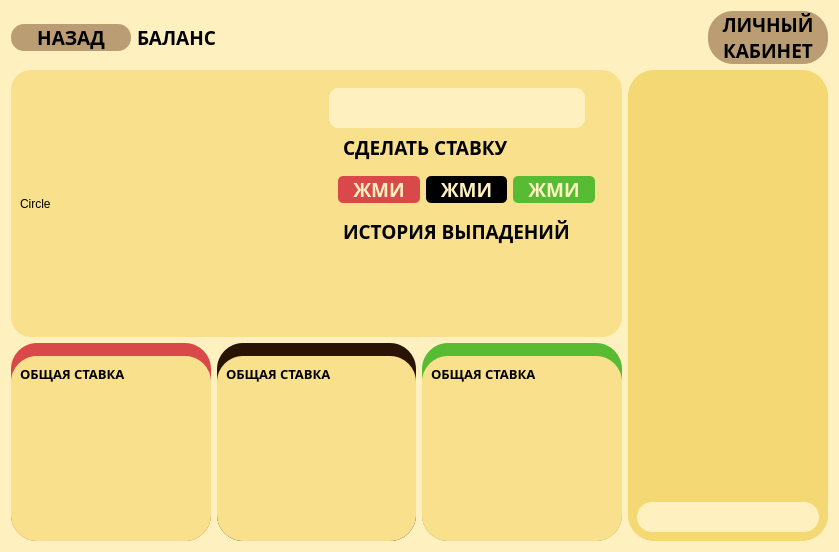
Above: Client/AllUi/Game.ui from de-Beast/OnlineCasino before the change. Below: the same form after it.
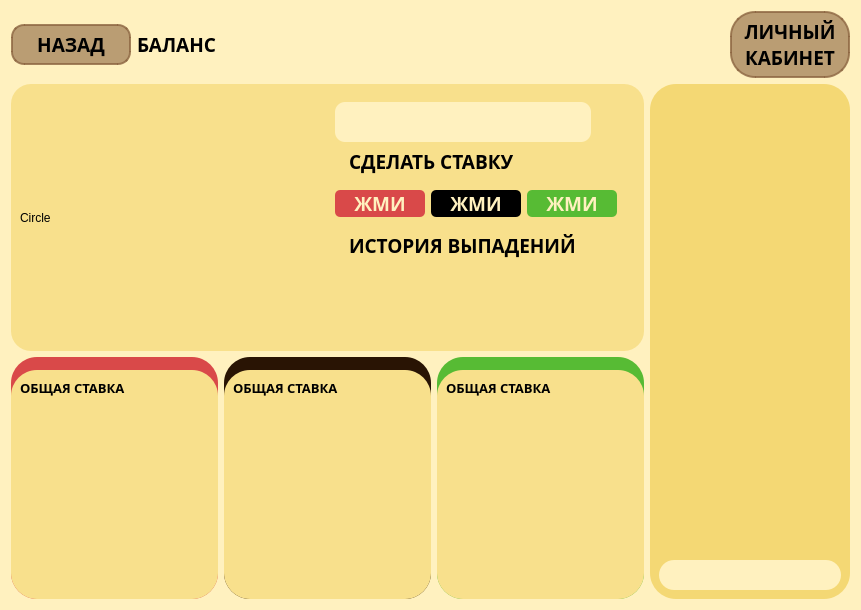
That is the form after the change.

What changed in the file:
```diff
--- a/Client/AllUi/Game.ui
+++ b/Client/AllUi/Game.ui
@@ -6,8 +6,8 @@
    <rect>
     <x>0</x>
     <y>0</y>
-    <width>839</width>
-    <height>552</height>
+    <width>861</width>
+    <height>610</height>
    </rect>
   </property>
   <property name="sizePolicy">
@@ -56,7 +56,9 @@
        </property>
        <property name="styleSheet">
         <string notr="true">background-color: rgba(140, 101, 65, 0.6);
-border-radius: 13px;</string>
+border-radius: 13px;
+padding: 5px;
+border: 2px solid rgba(140, 101, 65, 0.8);</string>
        </property>
        <property name="text">
         <string>НАЗАД</string>
@@ -104,8 +106,9 @@
        </property>
        <property name="styleSheet">
         <string notr="true">border-radius: 25px;
-background-color: rgba(140, 101, 65, 0.6)
-</string>
+background-color: rgba(140, 101, 65, 0.6);
+padding: 5px;
+border: 2px solid rgba(140, 101, 65, 0.8);</string>
        </property>
        <property name="text">
         <string>ЛИЧНЫЙ
@@ -216,6 +219,9 @@
                 </font>
                </property>
                <layout class="QHBoxLayout" name="horizontalLayout_5">
+                <property name="leftMargin">
+                 <number>0</number>
+                </property>
                 <item>
                  <widget class="QPushButton" name="redBetButton">
                   <property name="font">
@@ -381,7 +387,14 @@
                  </widget>
                 </item>
                 <item>
-                 <widget class="QTextBrowser" name="redBets"/>
+                 <widget class="QTextBrowser" name="redBets">
+                  <property name="font">
+                   <font>
+                    <family>Manrope</family>
+                    <pointsize>10</pointsize>
+                   </font>
+                  </property>
+                 </widget>
                 </item>
                </layout>
               </widget>
@@ -437,7 +450,14 @@
                  </widget>
                 </item>
                 <item>
-                 <widget class="QTextBrowser" name="blackBets"/>
+                 <widget class="QTextBrowser" name="blackBets">
+                  <property name="font">
+                   <font>
+                    <family>Manrope</family>
+                    <pointsize>10</pointsize>
+                   </font>
+                  </property>
+                 </widget>
                 </item>
                </layout>
               </widget>
@@ -486,7 +506,14 @@
                  </widget>
                 </item>
                 <item>
-                 <widget class="QTextBrowser" name="greenBets"/>
+                 <widget class="QTextBrowser" name="greenBets">
+                  <property name="font">
+                   <font>
+                    <family>Manrope</family>
+                    <pointsize>10</pointsize>
+                   </font>
+                  </property>
+                 </widget>
                 </item>
                </layout>
               </widget>
@@ -525,7 +552,14 @@
        </property>
        <layout class="QVBoxLayout" name="verticalLayout_3">
         <item>
-         <widget class="QTextBrowser" name="chat"/>
+         <widget class="QTextBrowser" name="chat">
+          <property name="font">
+           <font>
+            <family>Manrope</family>
+            <pointsize>10</pointsize>
+           </font>
+          </property>
+         </widget>
         </item>
         <item>
          <widget class="QLineEdit" name="messageEdit">
@@ -535,6 +569,12 @@
             <height>30</height>
            </size>
           </property>
+          <property name="font">
+           <font>
+            <family>Manrope</family>
+            <pointsize>10</pointsize>
+           </font>
+          </property>
           <property name="styleSheet">
            <string notr="true">background: rgba(255, 241, 191, 1);
 border-radius: 15px;</string>
```
